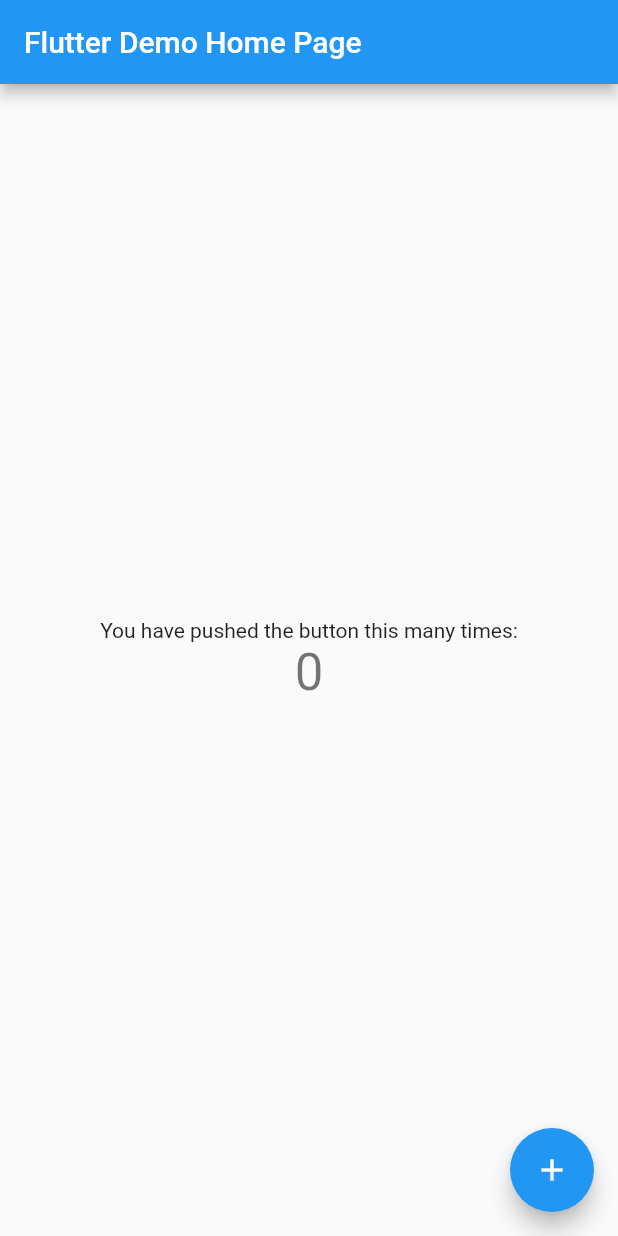
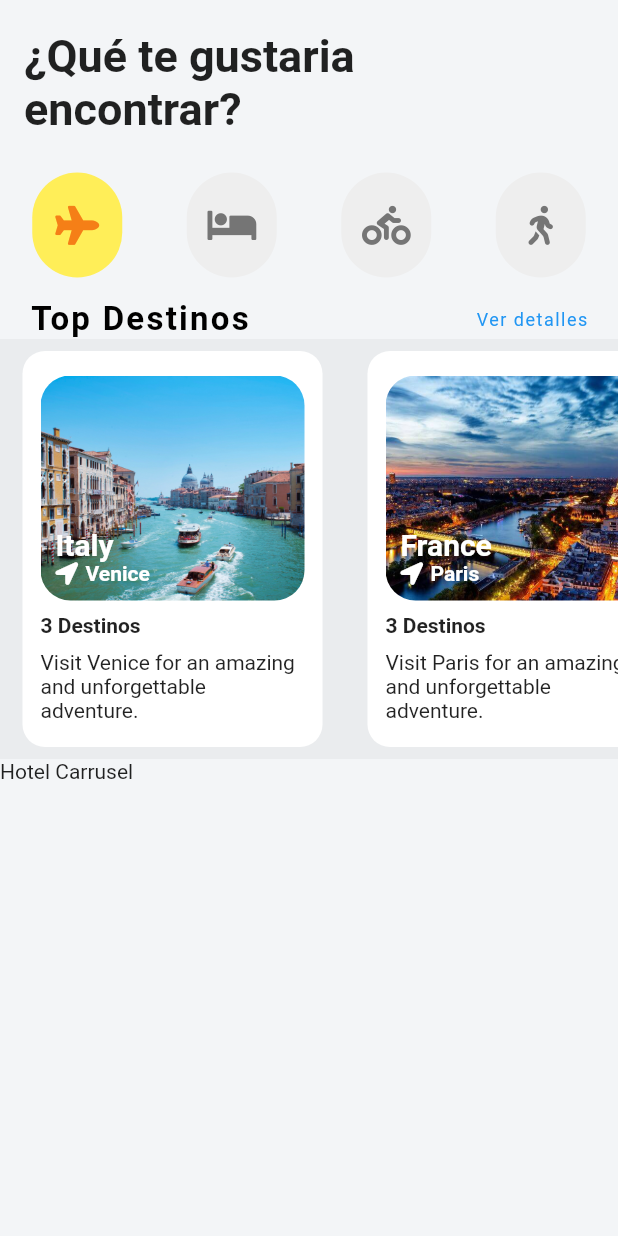
Before and after one commit to xElGrego/proyecto_viajesdesing, a Flutter app: the screen it shows after launch, on a phone screen of 412 x 824 dp. Run offline on Flutter 3.47's test engine with Material 2 defaults, Android fonts, the phone set to English and light mode, and no system bars; our stand-ins replace font_awesome_flutter, get.

Commit message:
Destination Carrusel El dia de hoy terminamos la lista de los destinos de carrusel

```diff
--- /dev/null
+++ b/lib/app/pages/home_page.dart
@@ -0,0 +1,34 @@
+import 'package:flutter/material.dart';
+import 'package:proyecto_viajesdesing/app/widgets/icons_home_travel.dart';
+
+import 'homepage/destination_carrusel.dart';
+
+class HomePage extends StatelessWidget {
+  @override
+  Widget build(BuildContext context) {
+    return Scaffold(
+      body: SafeArea(
+        child: ListView(
+          children: [
+            Padding(
+              padding: const EdgeInsets.only(left: 16.0, top: 20.0),
+              child: Text(
+                "¿Qué te gustaria\nencontrar?",
+                style: TextStyle(
+                  fontSize: 30,
+                  fontWeight: FontWeight.bold,
+                ),
+              ),
+            ),
+            SizedBox(height: 25),
+            DataIcon(),
+            SizedBox(height: 15),
+            DestinationCarrusel(),
+            Text('Hotel Carrusel')
+
+          ],
+        ),
+      ),
+    );
+  }
+}
--- /dev/null
+++ b/lib/app/pages/homepage/destination_carrusel.dart
@@ -0,0 +1,130 @@
+import 'package:flutter/material.dart';
+import 'package:font_awesome_flutter/font_awesome_flutter.dart';
+import 'package:proyecto_viajesdesing/domain/entities/destination_model.dart';
+
+class DestinationCarrusel extends StatelessWidget {
+  @override
+  Widget build(BuildContext context) {
+    return Column(
+      children: [
+        Padding(
+          padding: EdgeInsets.symmetric(horizontal: 20),
+          child: Row(
+            mainAxisAlignment: MainAxisAlignment.spaceBetween,
+            children: [
+              Text(
+                "Top Destinos",
+                style: TextStyle(
+                    color: Colors.black,
+                    fontSize: 22,
+                    fontWeight: FontWeight.bold,
+                    letterSpacing: 1.5),
+              ),
+              Text(
+                "Ver detalles",
+                style: TextStyle(
+                  color: Colors.blue,
+                  fontSize: 12,
+                  fontWeight: FontWeight.w400,
+                  letterSpacing: 1.0,
+                ),
+              ),
+            ],
+          ),
+        ),
+        Container(
+          height: 280,
+          color: Colors.grey.withOpacity(.1),
+          child: ListView.builder(
+            scrollDirection: Axis.horizontal,
+            itemCount: destinations.length,
+            itemBuilder: (context, index) {
+              return _buildCarrusel(index);
+            },
+          ),
+        )
+      ],
+    );
+  }
+
+  Widget _buildCarrusel(int index) {
+    Destination _destinations = destinations[index];
+    return Padding(
+      padding: const EdgeInsets.symmetric(vertical: 8.0, horizontal: 15.0),
+      child: Container(
+        height: 220,
+        width: 200,
+        decoration: BoxDecoration(
+          borderRadius: BorderRadius.circular(15),
+          color: Colors.white,
+        ),
+        child: Padding(
+          padding: EdgeInsets.all(12.0),
+          child: Column(
+            mainAxisAlignment: MainAxisAlignment.spaceAround,
+            crossAxisAlignment: CrossAxisAlignment.start,
+            children: [
+              Stack(
+                children: [
+                  Container(
+                    height: 150,
+                    width: 220,
+                    decoration: BoxDecoration(
+                      borderRadius: BorderRadius.circular(20),
+                    ),
+                    child: ClipRRect(
+                      borderRadius: BorderRadius.circular(20),
+                      child: Image.asset(
+                        _destinations.imageUrl,
+                        fit: BoxFit.cover,
+                      ),
+                    ),
+                  ),
+                  Positioned(
+                    left: 10,
+                    bottom: 10,
+                    child: Column(
+                      crossAxisAlignment: CrossAxisAlignment.start,
+                      children: [
+                        Text(
+                          _destinations.country,
+                          style: TextStyle(
+                            color: Colors.white,
+                            fontWeight: FontWeight.w600,
+                            fontSize: 20,
+                          ),
+                        ),
+                        Row(
+                          children: [
+                            Icon(
+                              FontAwesomeIcons.locationArrow,
+                              size: 15,
+                              color: Colors.white,
+                            ),
+                            SizedBox(width: 5.0),
+                            Text(
+                              _destinations.city,
+                              style: TextStyle(
+                                color: Colors.white,
+                                fontWeight: FontWeight.bold,
+                              ),
+                            ),
+                          ],
+                        ),
+                      ],
+                    ),
+                  ),
+                ],
+              ),
+              Text(
+                '${_destinations.activities.length.toString()} Destinos',
+                style: TextStyle(fontWeight: FontWeight.bold),
+              ),
+              Text(_destinations.description)
+            ],
+          ),
+        ),
+      ),
+    );
+  }
+}
--- /dev/null
+++ b/lib/app/widgets/icons_home_travel.dart
@@ -0,0 +1,56 @@
+import 'package:flutter/material.dart';
+import 'package:font_awesome_flutter/font_awesome_flutter.dart';
+import 'package:get/get.dart';
+import 'package:proyecto_viajesdesing/domain/controllers/dataicons_controller.dart';
+
+final DataIconController _iconController = DataIconController();
+
+class DataIcon extends StatelessWidget {
+  final List<IconData> _dataIcons = [
+    FontAwesomeIcons.plane,
+    FontAwesomeIcons.bed,
+    FontAwesomeIcons.biking,
+    FontAwesomeIcons.walking,
+  ];
+
+  @override
+  Widget build(BuildContext context) {
+    return Obx(() {
+      print("Estoy cambiando de estado");
+      return Row(
+        mainAxisAlignment: MainAxisAlignment.spaceAround,
+        children: _dataIcons
+            .asMap()
+            .entries
+            .map((MapEntry map) => _buildIcon(map.key))
+            .toList(),
+      );
+    });
+  }
+
+  Widget _buildIcon(int index) {
+    return GestureDetector(
+      onTap: () {
+        _iconController.index.value = index;
+        print(_iconController.index);
+      },
+      child: Container(
+        height: 70,
+        width: 60,
+        decoration: BoxDecoration(
+          borderRadius: BorderRadius.circular(30.0),
+          color: _iconController.index.value == index
+              ? Colors.yellow[400]
+              : Colors.grey[200],
+        ),
+        child: Icon(
+          _dataIcons[index],
+          size: 26,
+          color: _iconController.index.value == index
+              ? Colors.yellow[900]
+              : Colors.grey[600],
+        ),
+      ),
+    );
+  }
+}
--- /dev/null
+++ b/lib/domain/controllers/dataicons_controller.dart
@@ -0,0 +1,5 @@
+import 'package:get/get.dart';
+
+class DataIconController extends GetxController {
+  var index = 0.obs;
+}
--- /dev/null
+++ b/lib/domain/entities/activity_model.dart
@@ -0,0 +1,17 @@
+class Activity {
+  String imageUrl;
+  String name;
+  String type;
+  List<String> startTimes;
+  int rating;
+  int price;
+
+  Activity({
+    this.imageUrl,
+    this.name,
+    this.type,
+    this.startTimes,
+    this.rating,
+    this.price,
+  });
+}
--- /dev/null
+++ b/lib/domain/entities/destination_model.dart
@@ -0,0 +1,82 @@
+import 'activity_model.dart';
+
+class Destination {
+  String imageUrl;
+  String city;
+  String country;
+  String description;
+  List<Activity> activities;
+
+  Destination({
+    this.imageUrl,
+    this.city,
+    this.country,
+    this.description,
+    this.activities,
+  });
+}
+
+List<Activity> activities = [
+  Activity(
+    imageUrl: 'assets/images/stmarksbasilica.jpg',
+    name: 'St. Mark\'s Basilica',
+    type: 'Sightseeing Tour',
+    startTimes: ['9:00 am', '11:00 am'],
+    rating: 5,
+    price: 30,
+  ),
+  Activity(
+    imageUrl: 'assets/images/gondola.jpg',
+    name: 'Walking Tour and Gonadola Ride',
+    type: 'Sightseeing Tour',
+    startTimes: ['11:00 pm', '1:00 pm'],
+    rating: 4,
+    price: 210,
+  ),
+  Activity(
+    imageUrl: 'assets/images/murano.jpg',
+    name: 'Murano and Burano Tour',
+    type: 'Sightseeing Tour',
+    startTimes: ['12:30 pm', '2:00 pm'],
+    rating: 3,
+    price: 125,
+  ),
+];
+
+List<Destination> destinations = [
+  Destination(
+    imageUrl: 'assets/images/venice.jpg',
+    city: 'Venice',
+    country: 'Italy',
+    description: 'Visit Venice for an amazing and unforgettable adventure.',
+    activities: activities,
+  ),
+  Destination(
+    imageUrl: 'assets/images/paris.jpg',
+    city: 'Paris',
+    country: 'France',
+    description: 'Visit Paris for an amazing and unforgettable adventure.',
+    activities: activities,
+  ),
+  Destination(
+    imageUrl: 'assets/images/newdelhi.jpg',
+    city: 'New Delhi',
+    country: 'India',
+    description: 'Visit New Delhi for an amazing and unforgettable adventure.',
+    activities: activities,
+  ),
+  Destination(
+    imageUrl: 'assets/images/saopaulo.jpg',
+    city: 'Sao Paulo',
+    country: 'Brazil',
+    description: 'Visit Sao Paulo for an amazing and unforgettable adventure.',
+    activities: activities,
+  ),
+  Destination(
+    imageUrl: 'assets/images/newyork.jpg',
+    city: 'New York City',
+    country: 'United States',
+    description: 'Visit New York for an amazing and unforgettable adventure.',
+    activities: activities,
+  ),
+];
--- a/lib/main.dart
+++ b/lib/main.dart
@@ -1,4 +1,7 @@
 import 'package:flutter/material.dart';
+import 'package:get/get.dart';
+
+import 'app/pages/home_page.dart';
 
 void main() {
   runApp(MyApp());
@@ -8,110 +11,14 @@ class MyApp extends StatelessWidget {
   // This widget is the root of your application.
   @override
   Widget build(BuildContext context) {
-    return MaterialApp(
-      title: 'Flutter Demo',
-      theme: ThemeData(
-        // This is the theme of your application.
-        //
-        // Try running your application with "flutter run". You'll see the
-        // application has a blue toolbar. Then, without quitting the app, try
-        // changing the primarySwatch below to Colors.green and then invoke
-        // "hot reload" (press "r" in the console where you ran "flutter run",
-        // or simply save your changes to "hot reload" in a Flutter IDE).
-        // Notice that the counter didn't reset back to zero; the application
-        // is not restarted.
-        primarySwatch: Colors.blue,
-        // This makes the visual density adapt to the platform that you run
-        // the app on. For desktop platforms, the controls will be smaller and
-        // closer together (more dense) than on mobile platforms.
-        visualDensity: VisualDensity.adaptivePlatformDensity,
-      ),
-      home: MyHomePage(title: 'Flutter Demo Home Page'),
-    );
+    return GetMaterialApp(
+        title: 'Proyecto Viajes',
+        debugShowCheckedModeBanner: false,
+        theme: ThemeData(
+          primaryColor: Color(0xFF3EBACE),
+          accentColor: Color(0xFFD8ECF1),
+          scaffoldBackgroundColor: Color(0xFFF3F5F7),
+        ),
+        home: HomePage());
   }
 }
-
-class MyHomePage extends StatefulWidget {
-  MyHomePage({Key key, this.title}) : super(key: key);
-
-  // This widget is the home page of your application. It is stateful, meaning
-  // that it has a State object (defined below) that contains fields that affect
-  // how it looks.
-
-  // This class is the configuration for the state. It holds the values (in this
-  // case the title) provided by the parent (in this case the App widget) and
-  // used by the build method of the State. Fields in a Widget subclass are
-  // always marked "final".
-
-  final String title;
-
-  @override
-  _MyHomePageState createState() => _MyHomePageState();
-}
-
-class _MyHomePageState extends State<MyHomePage> {
-  int _counter = 0;
-
-  void _incrementCounter() {
-    setState(() {
-      // This call to setState tells the Flutter framework that something has
-      // changed in this State, which causes it to rerun the build method below
-      // so that the display can reflect the updated values. If we changed
-      // _counter without calling setState(), then the build method would not be
-      // called again, and so nothing would appear to happen.
-      _counter++;
-    });
-  }
-
-  @override
-  Widget build(BuildContext context) {
-    // This method is rerun every time setState is called, for instance as done
-    // by the _incrementCounter method above.
-    //
-    // The Flutter framework has been optimized to make rerunning build methods
-    // fast, so that you can just rebuild anything that needs updating rather
-    // than having to individually change instances of widgets.
-    return Scaffold(
-      appBar: AppBar(
-        // Here we take the value from the MyHomePage object that was created by
-        // the App.build method, and use it to set our appbar title.
-        title: Text(widget.title),
-      ),
-      body: Center(
-        // Center is a layout widget. It takes a single child and positions it
-        // in the middle of the parent.
-        child: Column(
-          // Column is also a layout widget. It takes a list of children and
-          // arranges them vertically. By default, it sizes itself to fit its
-          // children horizontally, and tries to be as tall as its parent.
-          //
-          // Invoke "debug painting" (press "p" in the console, choose the
-          // "Toggle Debug Paint" action from the Flutter Inspector in Android
-          // Studio, or the "Toggle Debug Paint" command in Visual Studio Code)
-          // to see the wireframe for each widget.
-          //
-          // Column has various properties to control how it sizes itself and
-          // how it positions its children. Here we use mainAxisAlignment to
-          // center the children vertically; the main axis here is the vertical
-          // axis because Columns are vertical (the cross axis would be
-          // horizontal).
-          mainAxisAlignment: MainAxisAlignment.center,
-          children: <Widget>[
-            Text(
-              'You have pushed the button this many times:',
-            ),
-            Text(
-              '$_counter',
-              style: Theme.of(context).textTheme.headline4,
-            ),
-          ],
-        ),
-      ),
-      floatingActionButton: FloatingActionButton(
-        onPressed: _incrementCounter,
-        tooltip: 'Increment',
-        child: Icon(Icons.add),
-      ), // This trailing comma makes auto-formatting nicer for build methods.
-    );
-  }
-}
```
Also changed, not shown: pubspec.yaml (+4 -3 lines), assets/images/gondola.jpg (added), assets/images/hotel1.jpg (added), assets/images/hotel2.jpg (added), assets/images/murano.jpg (added), assets/images/newdelhi.jpg (added), assets/images/newyork.jpg (added), assets/images/paris.jpg (added), assets/images/santorini.jpg (added), assets/images/saopaulo.jpg (added), assets/images/stmarksbasilica.jpg (added), assets/images/venice.jpg (added), pubspec.lock, 2 other files.
